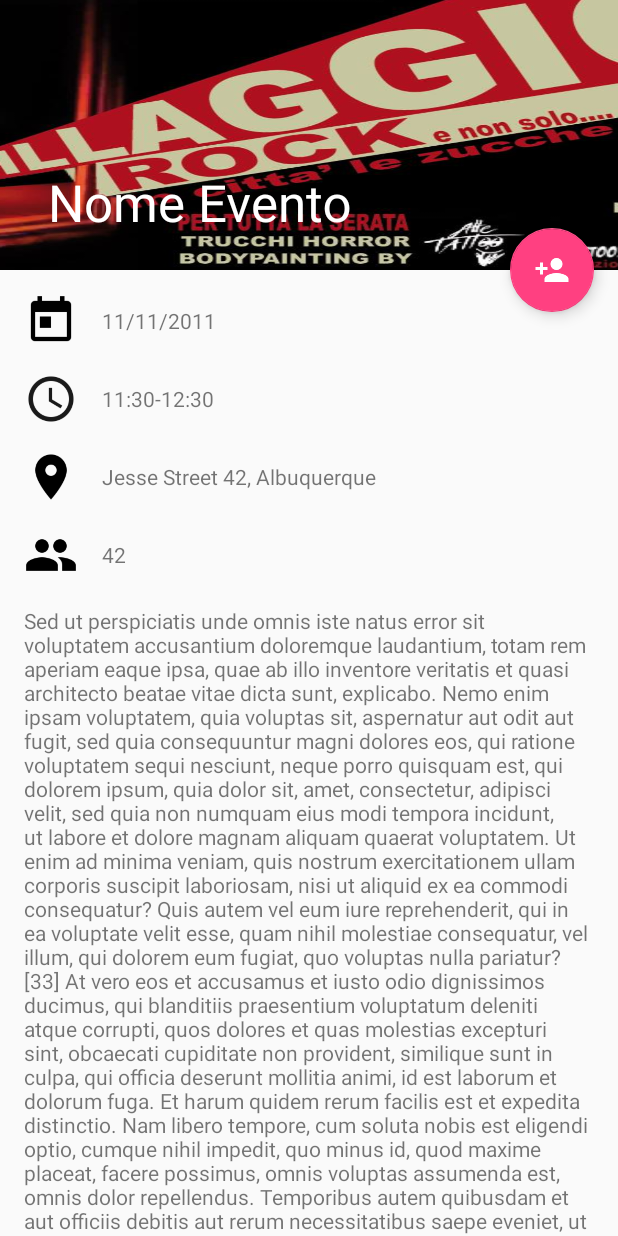
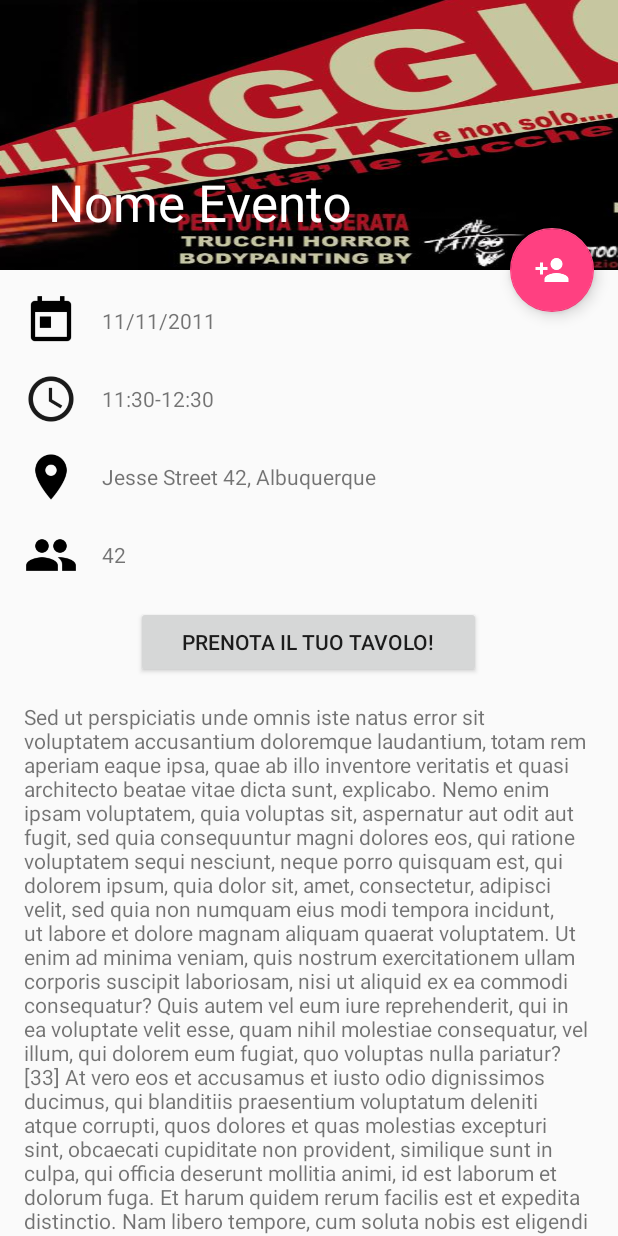
Before and after one commit to HopApps/VillaggioRock, an Android app: the EventActivity screen opened directly, with no data from a screen before it, on a phone screen of 412 x 824 dp. Run offline under Robolectric (Android 15) with nearby library versions, the phone set to English and light mode, and no system bars.

Commit message:
[FIX-02] Added the button and the string to the strings file.

```diff
--- a/VillaggioRock/app/src/main/res/layout/content_event.xml
+++ b/VillaggioRock/app/src/main/res/layout/content_event.xml
@@ -105,12 +105,22 @@
             android:layout_toEndOf="@id/people_icon"
             android:text="@string/going_number_ex"/>
 
+        <Button
+            android:id="@+id/reserve_button"
+            android:layout_width="230dp"
+            android:layout_height="wrap_content"
+            android:layout_centerHorizontal="true"
+            android:layout_marginTop="@dimen/text_margin"
+            android:text="@string/reserve_button"
+            android:layout_below="@id/people_icon"
+        />
+
         <TextView
             android:id="@+id/description"
             android:layout_width="fill_parent"
             android:layout_height="wrap_content"
             android:text="@string/long_string"
-            android:layout_below="@id/people_icon"
+            android:layout_below="@id/reserve_button"
             android:layout_marginTop="@dimen/text_margin"
             android:layout_marginLeft="@dimen/text_margin"
             android:layout_marginRight="@dimen/text_margin"
--- a/VillaggioRock/app/src/main/res/values/strings.xml
+++ b/VillaggioRock/app/src/main/res/values/strings.xml
@@ -10,6 +10,7 @@
     <string name="place_ex">Jesse Street 42, Albuquerque</string>
     <string name="going_number_ex">42</string>
     <string name="going_snackbar">Parteciperai all\'evento!</string>
+    <string name="reserve_button">Prenota il tuo tavolo!</string>
     <string name="long_string">Sed ut perspiciatis unde omnis iste natus error sit voluptatem
         accusantium doloremque laudantium, totam rem aperiam eaque ipsa, quae ab illo inventore
         veritatis et quasi architecto beatae vitae dicta sunt, explicabo. Nemo enim ipsam
```
